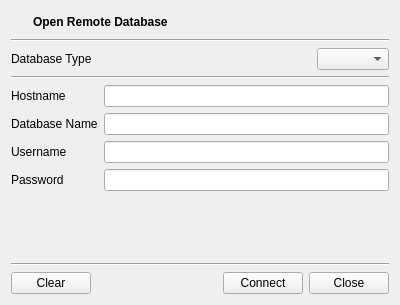
This is CertMan/remote_db_dlg.ui in jykim74/CertMan as Qt 5 draws it before an edit. The edited form follows.
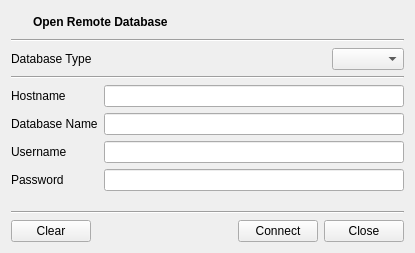
This is the edited form. Icons and pictures are not drawn.

```diff
--- a/CertMan/remote_db_dlg.ui
+++ b/CertMan/remote_db_dlg.ui
@@ -6,8 +6,8 @@
    <rect>
     <x>0</x>
     <y>0</y>
-    <width>400</width>
-    <height>305</height>
+    <width>411</width>
+    <height>253</height>
    </rect>
   </property>
   <property name="windowTitle">
@@ -116,7 +116,14 @@
       <widget class="QLineEdit" name="mUsernameText"/>
      </item>
      <item row="1" column="1">
-      <widget class="QLineEdit" name="mHostnameText"/>
+      <widget class="QLineEdit" name="mHostnameText">
+       <property name="minimumSize">
+        <size>
+         <width>300</width>
+         <height>0</height>
+        </size>
+       </property>
+      </widget>
      </item>
      <item row="4" column="0">
       <widget class="QLabel" name="label_5">
```
